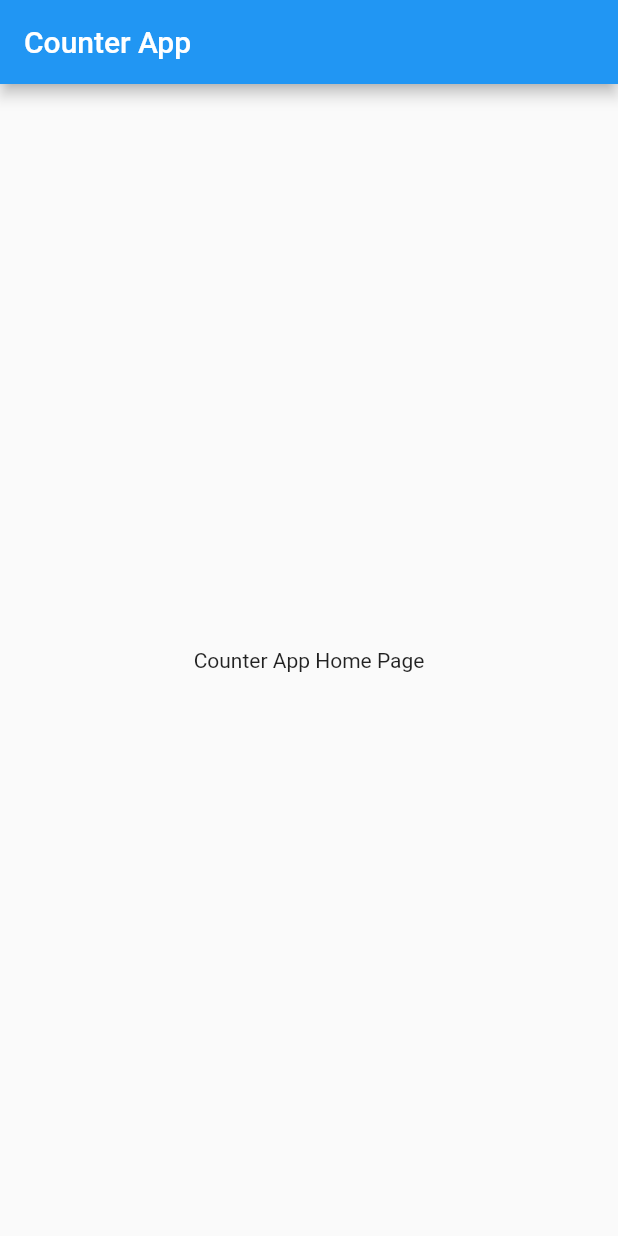
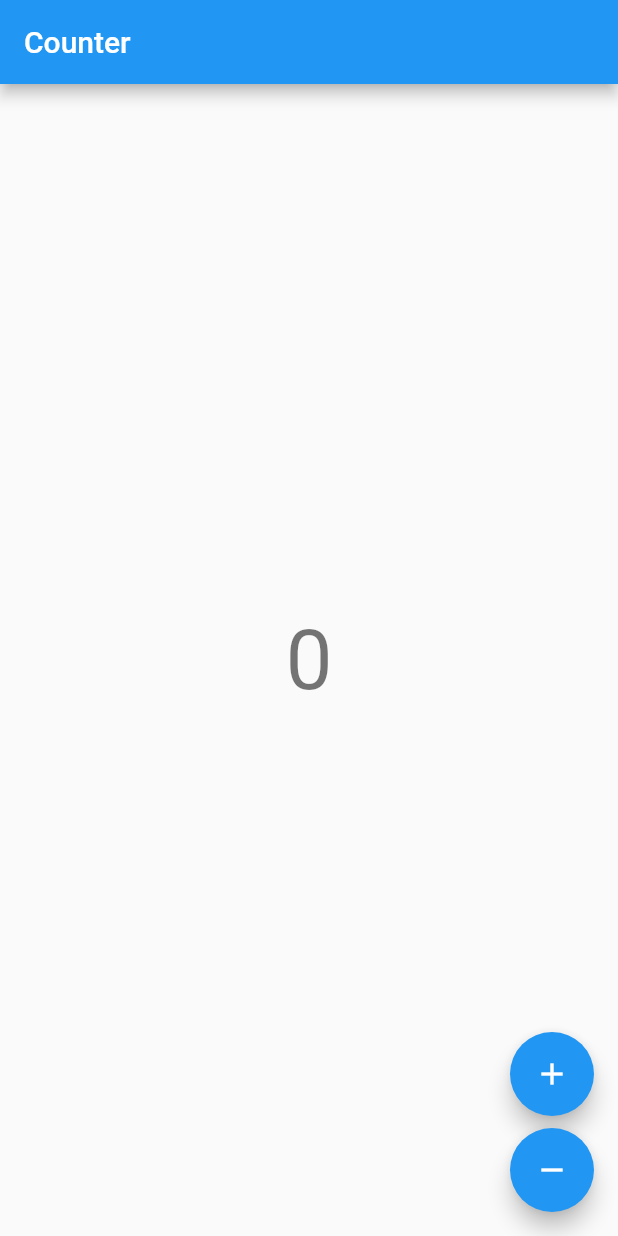
Before and after one commit to bhavikvashi1804/flutter_BLoC_Counter_App, a Flutter app: the screen it shows after launch, on a phone screen of 412 x 824 dp. Run offline on Flutter 3.47's test engine with Material 2 defaults, Android fonts, the phone set to English and light mode, and no system bars; our stand-ins replace bloc, flutter_bloc.

Commit message:
Use that Counter Cubit

```diff
--- /dev/null
+++ b/lib/counter/view/counter_page.dart
@@ -0,0 +1,22 @@
+import 'package:flutter/material.dart';
+import 'package:flutter_bloc/flutter_bloc.dart';
+
+import '../cubit/counter_cubit.dart';
+import '../view/counter_view.dart';
+
+/// counter_page
+/// A [StatelessWidget] which is responsible for providing a
+/// [CounterCubit] instance to the [CounterView].
+
+class CounterPage extends StatelessWidget {
+  /// {@macro counter_page}
+  const CounterPage({Key key}) : super(key: key);
+
+  @override
+  Widget build(BuildContext context) {
+    return BlocProvider(
+      create: (_) => CounterCubit(),
+      child: CounterView(),
+    );
+  }
+}
--- /dev/null
+++ b/lib/counter/view/counter_view.dart
@@ -0,0 +1,42 @@
+import 'package:flutter/material.dart';
+import 'package:flutter_bloc/flutter_bloc.dart';
+
+import '../cubit/counter_cubit.dart';
+
+/// counter_view
+/// A [StatelessWidget] which reacts to the provided
+/// [CounterCubit] state and notifies it in response to user input.
+
+class CounterView extends StatelessWidget {
+  @override
+  Widget build(BuildContext context) {
+    final textTheme = Theme.of(context).textTheme;
+    return Scaffold(
+      appBar: AppBar(title: const Text('Counter')),
+      body: Center(
+        child: BlocBuilder<CounterCubit, int>(
+          builder: (context, state) {
+            return Text('$state', style: textTheme.headline2);
+          },
+        ),
+      ),
+      floatingActionButton: Column(
+        mainAxisAlignment: MainAxisAlignment.end,
+        crossAxisAlignment: CrossAxisAlignment.end,
+        children: <Widget>[
+          FloatingActionButton(
+            key: const Key('counterView_increment_floatingActionButton'),
+            child: const Icon(Icons.add),
+            onPressed: () => context.bloc<CounterCubit>().increment(),
+          ),
+          const SizedBox(height: 8),
+          FloatingActionButton(
+            key: const Key('counterView_decrement_floatingActionButton'),
+            child: const Icon(Icons.remove),
+            onPressed: () => context.bloc<CounterCubit>().decrement(),
+          ),
+        ],
+      ),
+    );
+  }
+}
--- a/lib/main.dart
+++ b/lib/main.dart
@@ -2,6 +2,7 @@ import 'package:flutter/material.dart';
 import 'package:bloc/bloc.dart';
 
 import './counter_observer.dart';
+import './counter/view/counter_page.dart';
 
 void main() {
   Bloc.observer = CounterObserver();
@@ -13,22 +14,8 @@ class MyApp extends StatelessWidget {
   Widget build(BuildContext context) {
     return MaterialApp(
       title: 'Counter App',
-      home: MyHomePage(),
+      home: CounterPage(),
       debugShowCheckedModeBanner: false,
     );
   }
 }
-
-class MyHomePage extends StatelessWidget {
-  @override
-  Widget build(BuildContext context) {
-    return Scaffold(
-      appBar: AppBar(
-        title: Text('Counter App'),
-      ),
-      body: Center(
-        child: Text('Counter App Home Page'),
-      ),
-    );
-  }
-}
```
